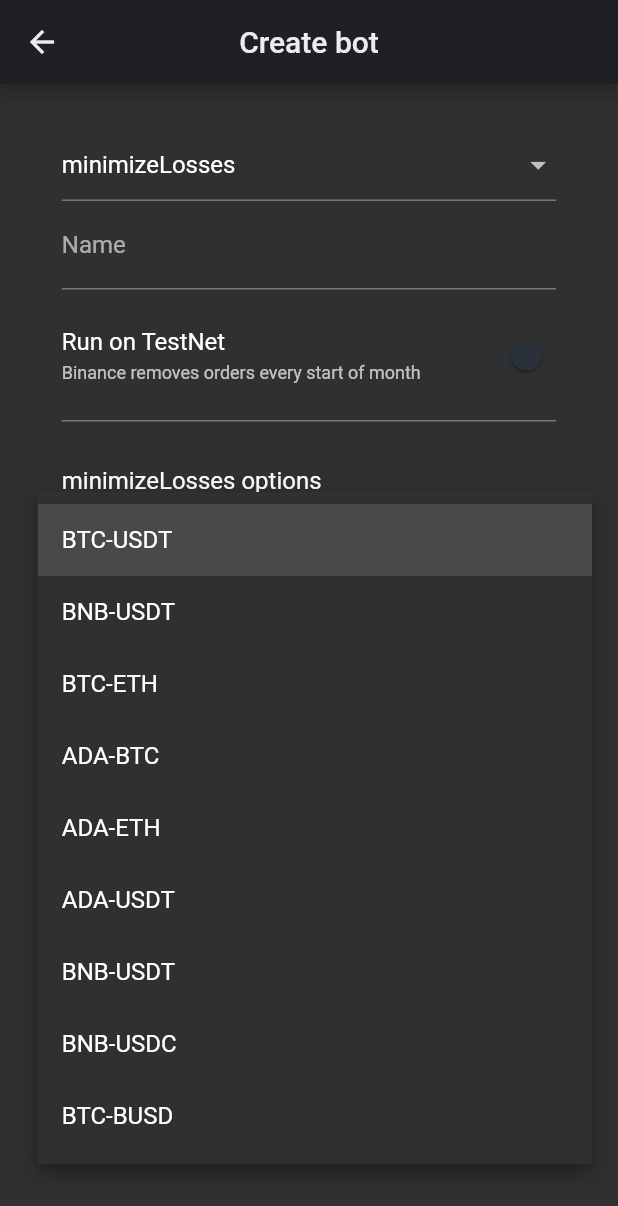
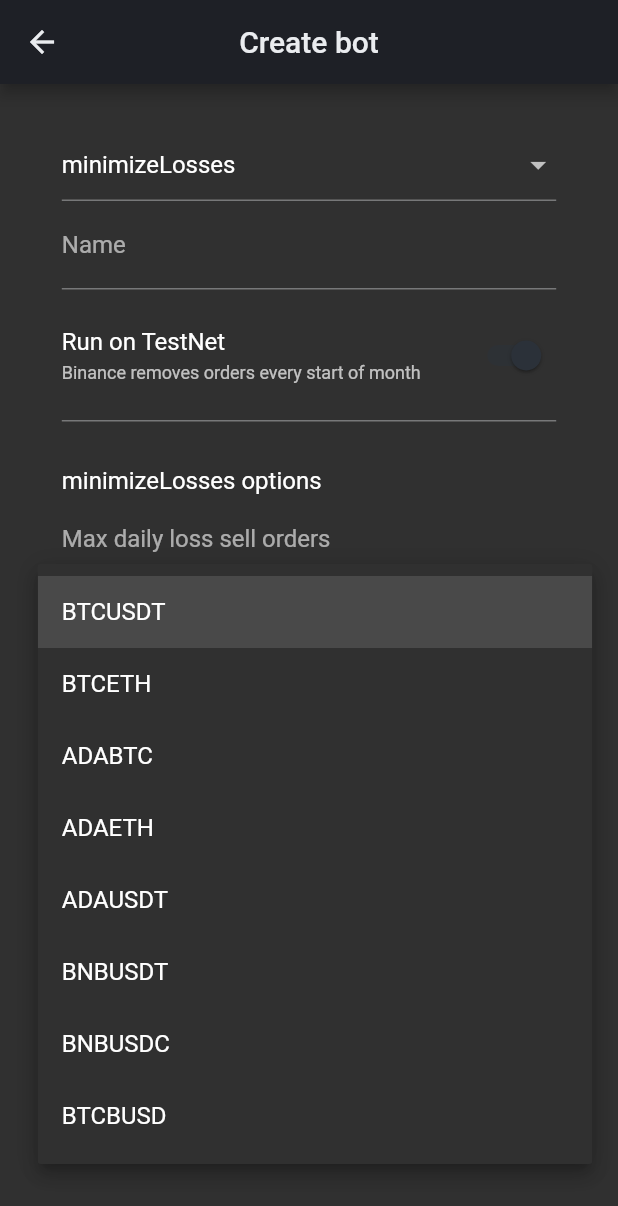
Before and after one commit to MassimoTambu/binander, a Flutter app: the CreateBotPage screen opened by its route, after a tap on "Crypto pair", on a phone screen of 412 x 824 dp. Shown: the top 1206 px of the screen. Run offline on Flutter 3.47's test engine with Material 2 defaults, Android fonts, the phone set to English and light mode, and no system bars; drawn by our look-alikes of flutter_form_builder; our stand-ins replace auto_route, flutter_riverpod, flutter_secure_storage, form_builder_validators; accounts and stored records are empty.

Commit message:
Added Market api file
- Implemented get avgPrice method
- Fixed crypto symbols

```diff
--- a/lib/api/api.dart
+++ b/lib/api/api.dart
@@ -16,6 +16,7 @@ part 'api_utils.dart';
 part 'api_response.dart';
 part 'api_constants.dart';
 
+part 'models/average_price.dart';
 part 'models/account_and_symbol_permission.enum.dart';
 part 'models/symbol_status.enum.dart';
 part 'models/time_in_force.enum.dart';
@@ -35,6 +36,7 @@ part 'models/order/order_sides.enum.dart';
 part 'api.g.dart';
 
 part 'spot/spot.dart';
+part 'spot/market/market.dart';
 part 'spot/trade/trade.dart';
 part 'spot/wallet/wallet.dart';
 
--- a/lib/api/spot/trade/trade.dart
+++ b/lib/api/spot/trade/trade.dart
@@ -5,10 +5,10 @@ final _tradeProvider = Provider<Trade>((ref) {
 });
 
 class Trade {
-  final Ref ref;
-  late final ApiUtils apiUtils = ref.read(_apiUtilsProvider);
+  final Ref _ref;
+  late final ApiUtils apiUtils = _ref.read(_apiUtilsProvider);
 
-  Trade(this.ref);
+  Trade(this._ref);
 
   Future<ApiResponse<Order>> getOrders(
       ApiConnection conn, String symbol) async {
--- a/lib/api/spot/wallet/wallet.dart
+++ b/lib/api/spot/wallet/wallet.dart
@@ -5,13 +5,13 @@ final _walletProvider = Provider<Wallet>((ref) {
 });
 
 class Wallet {
-  final Reader read;
+  final Reader _read;
 
-  const Wallet(this.read);
+  const Wallet(this._read);
 
   /// Check Api status
   Future<ApiResponse> getPubNetApiKeyPermission(ApiConnection conn) async {
-    final apiUtils = read(_apiUtilsProvider);
+    final apiUtils = _read(_apiUtilsProvider);
 
     final secureQuery = apiUtils.createQueryWithSecurity(
         conn.apiSecret, {}, API_SECURITY_TYPE.userData);
--- a/lib/bot/bots/minimize_losses/minimize_losses.dart
+++ b/lib/bot/bots/minimize_losses/minimize_losses.dart
@@ -5,6 +5,7 @@ import 'dart:async';
 import 'package:bottino_fortino/api/api.dart';
 import 'package:bottino_fortino/bot/bot.dart';
 import 'package:bottino_fortino/models/models.dart';
+import 'package:bottino_fortino/modules/settings/settings.dart';
 import 'package:flutter_riverpod/flutter_riverpod.dart';
 import 'package:json_annotation/json_annotation.dart';
 import 'package:uuid/uuid.dart';
--- a/lib/models/constants/symbols.dart
+++ b/lib/models/constants/symbols.dart
@@ -1,15 +1,14 @@
 part of models;
 
-/// For TestNet use 'BTC-USDT' and 'BNB-USDT'
+/// For TestNet use 'BTCUSDT' and 'BNBUSDT'
 /// TODO add more
 const symbols = [
-  'BTC-USDT',
-  'BNB-USDT',
-  'BTC-ETH',
-  'ADA-BTC',
-  'ADA-ETH',
-  'ADA-USDT',
-  'BNB-USDT',
-  'BNB-USDC',
-  'BTC-BUSD',
+  'BTCUSDT',
+  'BTCETH',
+  'ADABTC',
+  'ADAETH',
+  'ADAUSDT',
+  'BNBUSDT',
+  'BNBUSDC',
+  'BTCBUSD',
 ];
--- a/lib/widgets/select_field_builder.dart
+++ b/lib/widgets/select_field_builder.dart
@@ -15,10 +15,8 @@ class SelectFieldBuilder extends StatelessWidget {
     return FormBuilderDropdown(
       name: configField.name,
       decoration: InputDecoration(
-        label: Tooltip(
-          message: configField.description,
-          child: Text(configField.publicName),
-        ),
+        label: Text(configField.publicName),
+        helperText: configField.description,
         filled: !enabled,
       ),
       initialValue: configField.value ?? configField.defaultValue?.toString(),
```
Also changed, not shown: lib/api/models/average_price.dart (added, +15 -0 lines), lib/api/spot/market/market.dart (added, +39 -0 lines), lib/api/spot/spot.dart (+8 -6 lines), lib/bot/bots/minimize_losses/minimize_losses.bot.dart (+18 -6 lines), lib/api/api.g.dart, lib/bot/bots/minimize_losses/minimize_losses.config.dart, lib/bot/bots/minimize_losses/minimize_losses.g.dart.
